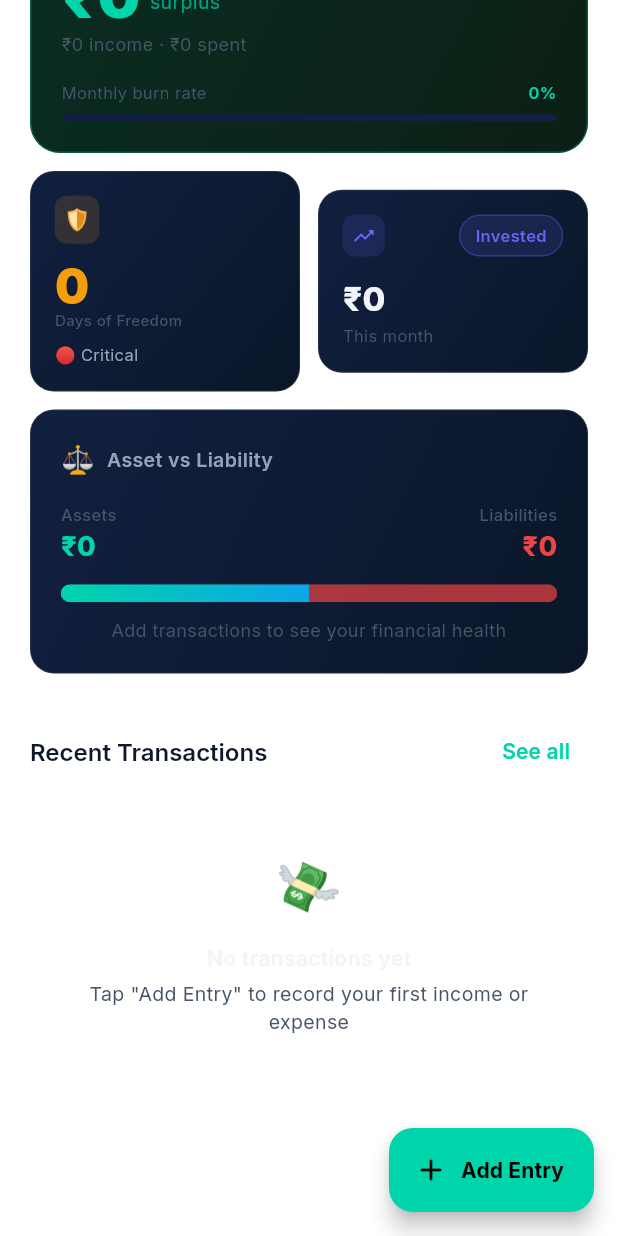
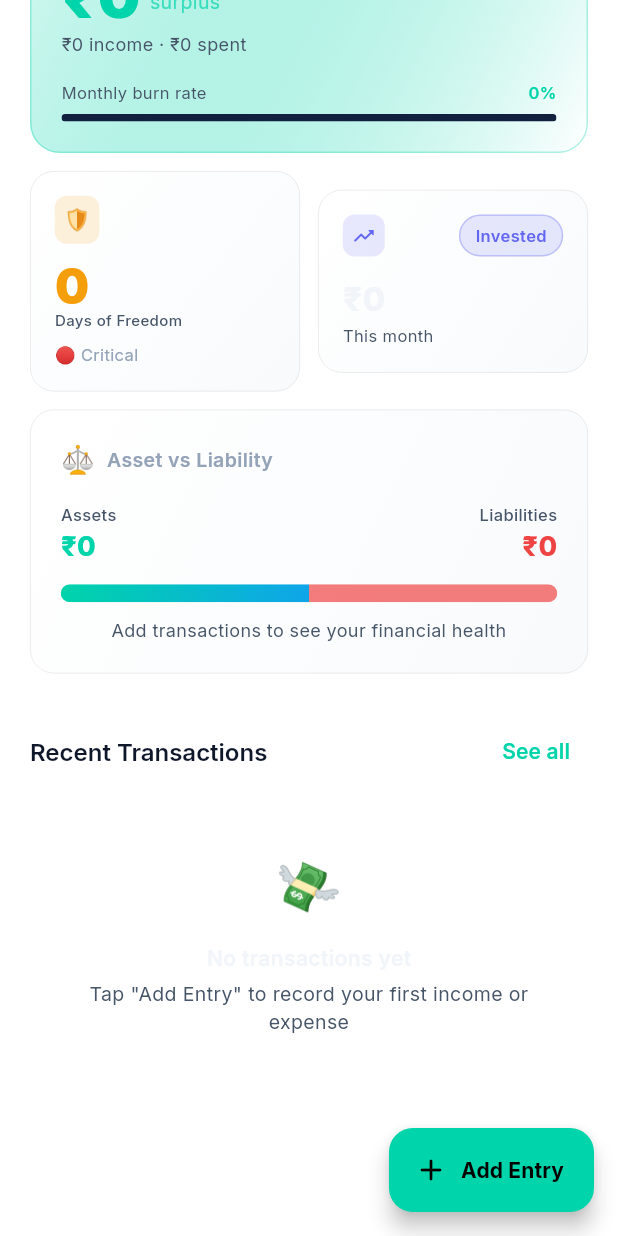
Before and after one commit to Abhishekshelar208/munim, a Flutter app: the DashboardScreen screen opened directly, scrolled down 176 dp, on a phone screen of 412 x 824 dp. Run offline on Flutter 3.47's test engine with Material 3 defaults, Android fonts, the light colour scheme and no system bars; our stand-ins replace animate_do, firebase_core, google_fonts, shared_preferences; accounts and stored records are empty.

Commit message:
feat: implement light theme default and theme-aware UI alignment across all tabs

```diff
--- a/lib/core/services/storage_service.dart
+++ b/lib/core/services/storage_service.dart
@@ -96,7 +96,7 @@
     final raw = prefs.getString(_themeKey);
     return ThemeMode.values.firstWhere(
       (e) => e.name == raw,
-      orElse: () => ThemeMode.system,
+      orElse: () => ThemeMode.light,
     );
   }
 
--- a/lib/features/dashboard/screens/widgets/net_profit_card.dart
+++ b/lib/features/dashboard/screens/widgets/net_profit_card.dart
@@ -28,9 +28,16 @@
         gradient: LinearGradient(
           begin: Alignment.topLeft,
           end: Alignment.bottomRight,
-          colors: isPositive
-              ? [const Color(0xFF0A2E23), const Color(0xFF0C1F14)]
-              : [const Color(0xFF2E0A0A), const Color(0xFF1F0C0C)],
+          colors: Theme.of(context).brightness == Brightness.dark
+              ? (isPositive
+                  ? [const Color(0xFF0A2E23), const Color(0xFF0C1F14)]
+                  : [const Color(0xFF2E0A0A), const Color(0xFF1F0C0C)])
+              : (isPositive
+                  ? [
+                      AppColors.primaryGreen.withValues(alpha: 0.15),
+                      Colors.white
+                    ]
+                  : [AppColors.danger.withValues(alpha: 0.15), Colors.white]),
         ),
         border: Border.all(
           color: isPositive
--- a/lib/providers.dart
+++ b/lib/providers.dart
@@ -214,7 +214,7 @@
 // ─────────────────────────────────────────────────────────────────────────────
 class ThemeProvider extends ChangeNotifier {
   final StorageService _storage;
-  ThemeMode _themeMode = ThemeMode.system;
+  ThemeMode _themeMode = ThemeMode.light;
 
   ThemeProvider(this._storage);
 
--- a/lib/shared/widgets/glass_card.dart
+++ b/lib/shared/widgets/glass_card.dart
@@ -37,10 +37,17 @@
             borderRadius: radius,
             gradient: gradient,
             color: gradient == null
-                ? (backgroundColor ?? AppColors.bgGlass)
+                ? (backgroundColor ??
+                    (Theme.of(context).brightness == Brightness.dark
+                        ? AppColors.bgGlass
+                        : AppColors.bgGlassLight))
                 : null,
             border: showBorder
-                ? Border.all(color: AppColors.bgGlassBorder, width: 1)
+                ? Border.all(
+                    color: Theme.of(context).brightness == Brightness.dark
+                        ? AppColors.bgGlassBorder
+                        : AppColors.bgGlassBorderLight,
+                    width: 1)
                 : null,
           ),
           padding: padding,
@@ -86,8 +93,16 @@
     Widget card = Container(
       decoration: BoxDecoration(
         borderRadius: radius,
-        gradient: gradient ?? AppColors.cardGradient,
-        border: Border.all(color: AppColors.bgGlassBorder, width: 0.5),
+        gradient: gradient ??
+            (Theme.of(context).brightness == Brightness.dark
+                ? AppColors.cardGradient
+                : AppColors.cardGradientLight),
+        border: Border.all(
+          color: Theme.of(context).brightness == Brightness.dark
+              ? AppColors.bgGlassBorder
+              : AppColors.bgGlassBorderLight,
+          width: 0.5,
+        ),
       ),
       padding: padding,
       child: child,
```
Also changed, not shown: lib/features/ai_advisor/screens/advisor_screen.dart (+29 -7 lines), lib/features/community/screens/community_screen.dart (+30 -8 lines), lib/features/future_insights/screens/insights_screen.dart (+7 -2 lines), lib/features/strategy/screens/strategy_screen.dart (+12 -3 lines), firebase.json (added), 2 other files.
